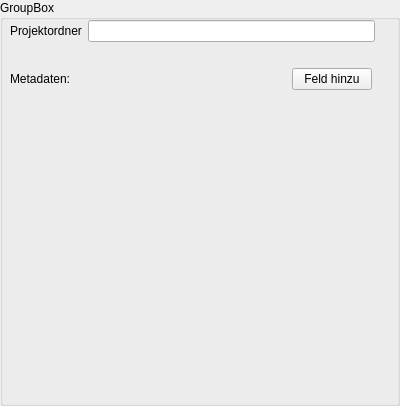
This is src/gui_vm/view/qt_designed/project.ui in ChrFr/gui_vm as Qt 5 draws it before an edit. The edited form follows.
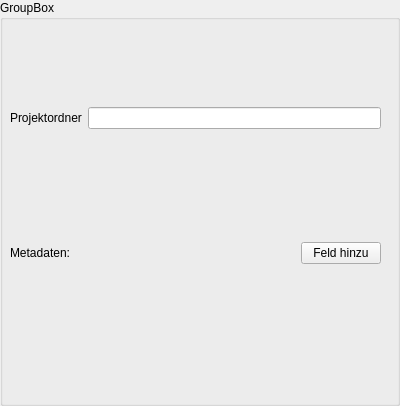
This is the edited form. Icons and pictures are not drawn.

Commit message: New Feature: user can remove meta data from project

What changed in the file:
```diff
--- a/src/gui_vm/view/qt_designed/project.ui
+++ b/src/gui_vm/view/qt_designed/project.ui
@@ -38,13 +38,6 @@
     </rect>
    </property>
    <layout class="QGridLayout" name="gridLayout">
-    <item row="0" column="1">
-     <widget class="QLineEdit" name="folder_edit">
-      <property name="readOnly">
-       <bool>true</bool>
-      </property>
-     </widget>
-    </item>
     <item row="0" column="0">
      <widget class="QLabel" name="label">
       <property name="text">
@@ -60,29 +53,32 @@
       <property name="rightMargin">
        <number>9</number>
       </property>
-      <item row="0" column="0">
-       <widget class="QLabel" name="label_2">
-        <property name="text">
-         <string>Metadaten:</string>
-        </property>
-       </widget>
-      </item>
-      <item row="0" column="1">
-       <layout class="QHBoxLayout" name="horizontalLayout">
-        <item>
-         <spacer name="horizontalSpacer">
+     </layout>
+    </item>
+    <item row="1" column="0">
+     <spacer name="verticalSpacer">
           <property name="orientation">
-           <enum>Qt::Horizontal</enum>
+       <enum>Qt::Vertical</enum>
+      </property>
+      <property name="sizeType">
+       <enum>QSizePolicy::Fixed</enum>
           </property>
           <property name="sizeHint" stdset="0">
            <size>
-            <width>40</width>
+        <width>20</width>
             <height>20</height>
            </size>
           </property>
          </spacer>
         </item>
-        <item>
+    <item row="2" column="0">
+     <widget class="QLabel" name="label_2">
+      <property name="text">
+       <string>Metadaten:</string>
+      </property>
+     </widget>
+    </item>
+    <item row="2" column="2">
          <widget class="QPushButton" name="add_meta_button">
           <property name="text">
            <string>Feld hinzu</string>
@@ -93,21 +89,21 @@
           </property>
          </widget>
         </item>
-       </layout>
-      </item>
-     </layout>
-    </item>
-    <item row="1" column="0">
-     <spacer name="verticalSpacer">
+    <item row="0" column="1" colspan="2">
+     <widget class="QLineEdit" name="folder_edit">
+      <property name="readOnly">
+       <bool>true</bool>
+      </property>
+     </widget>
+    </item>
+    <item row="2" column="1">
+     <spacer name="horizontalSpacer">
       <property name="orientation">
-       <enum>Qt::Vertical</enum>
-      </property>
-      <property name="sizeType">
-       <enum>QSizePolicy::Fixed</enum>
+       <enum>Qt::Horizontal</enum>
       </property>
       <property name="sizeHint" stdset="0">
        <size>
-        <width>20</width>
+        <width>40</width>
         <height>20</height>
        </size>
       </property>
```
Lines whose indentation alone changed are shown as unchanged. The commit also changes 3 other files.
